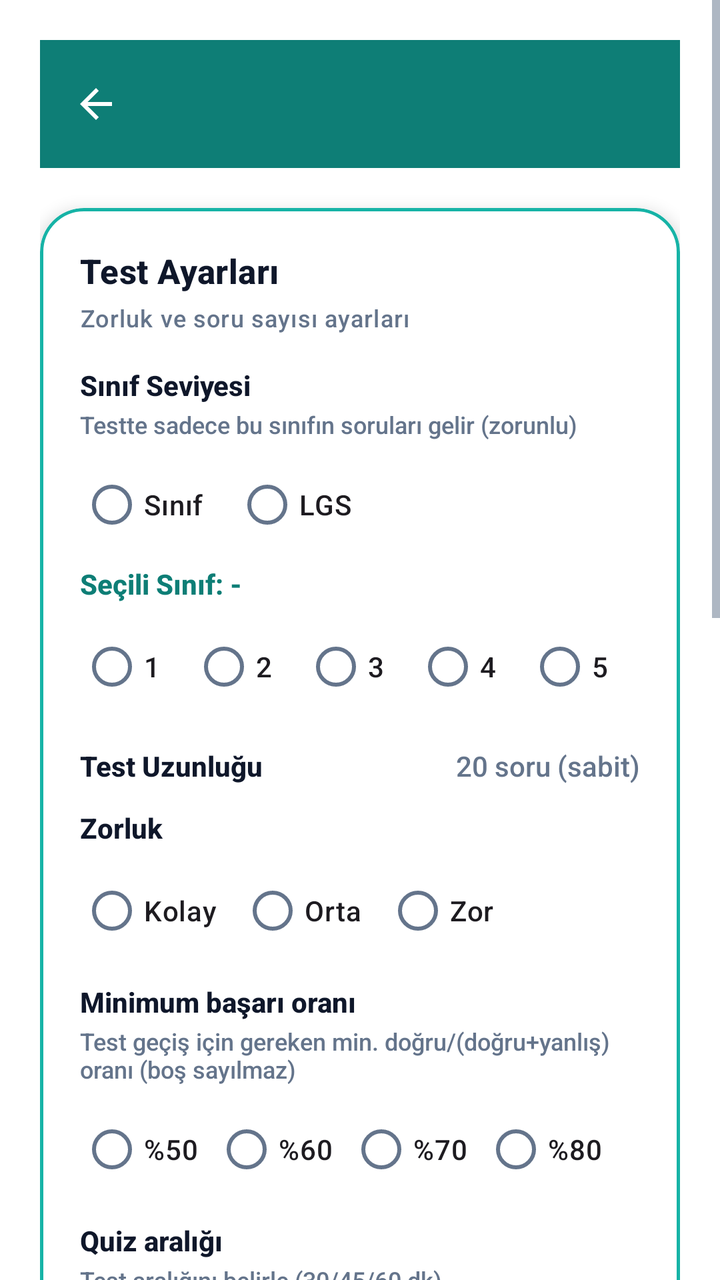
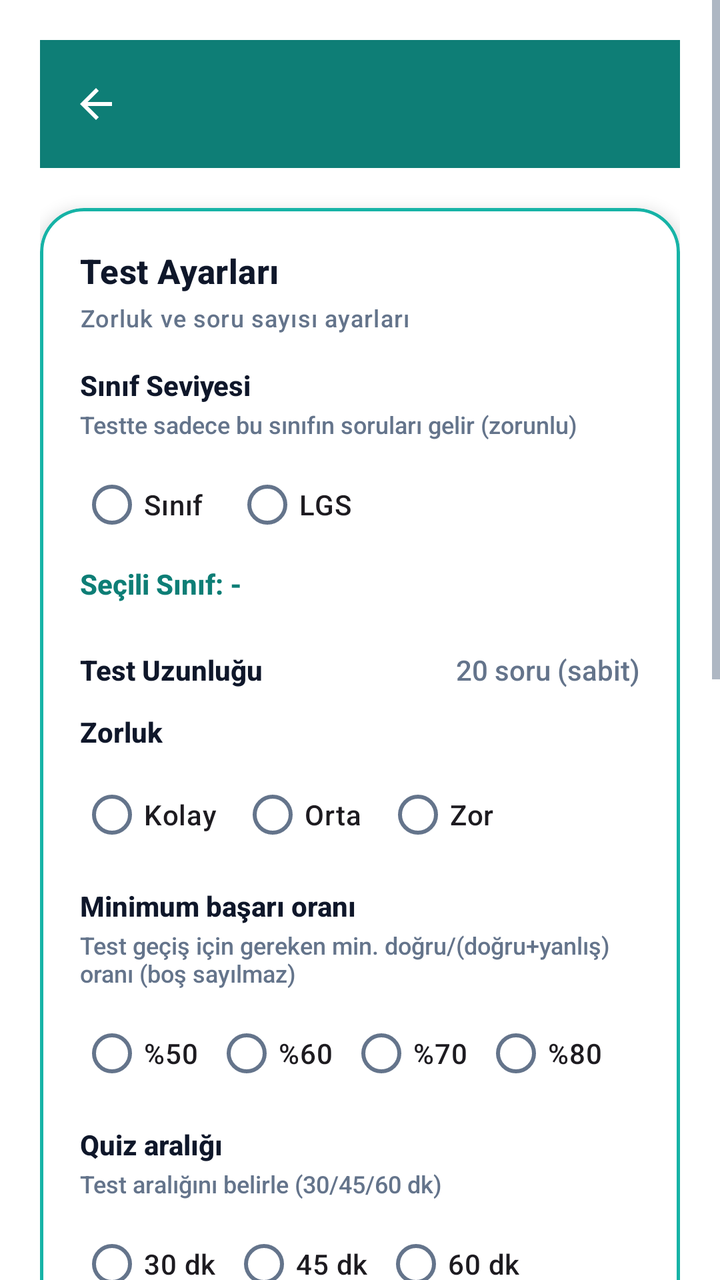

Screens rendered from an Android XML layout before and after an edit, with the pre-edit source and the edit as a unified diff.
<!-- AndroidManifest.xml: application theme Theme.BrainBuddy -->
<!-- res/layout/activity_test_settings.xml -->
<?xml version="1.0" encoding="utf-8"?>
<ScrollView xmlns:android="http://schemas.android.com/apk/res/android"
    xmlns:app="http://schemas.android.com/apk/res-auto"
    android:layout_width="match_parent"
    android:layout_height="match_parent"
    android:fillViewport="true"
    android:background="@color/white">

    <LinearLayout
        android:layout_width="match_parent"
        android:layout_height="wrap_content"
        android:orientation="vertical"
        android:padding="20dp">

        
        <com.google.android.material.appbar.MaterialToolbar
            android:id="@+id/toolbar"
            android:layout_width="match_parent"
            android:layout_height="?attr/actionBarSize"
            android:background="@color/bb_turquoise_dark"
            app:titleTextColor="@color/white"
            app:navigationIcon="?attr/homeAsUpIndicator"
            app:navigationIconTint="@color/white" />

        
        <com.google.android.material.card.MaterialCardView
            android:id="@+id/cardTestSettings"
            style="@style/Widget.BrainBuddy.AppCardWhite"
            android:layout_width="match_parent"
            android:layout_height="wrap_content"
            android:layout_marginTop="20dp">

            <LinearLayout
                android:layout_width="match_parent"
                android:layout_height="wrap_content"
                android:orientation="vertical"
                android:padding="20dp">

                <TextView
                    android:layout_width="match_parent"
                    android:layout_height="wrap_content"
                    android:text="@string/settings_test_settings"
                    android:textAppearance="@style/TextAppearance.BrainBuddy.AppTitle" />

                <TextView
                    android:layout_width="match_parent"
                    android:layout_height="wrap_content"
                    android:layout_marginTop="4dp"
                    android:text="@string/settings_test_sub"
                    android:textAppearance="@style/TextAppearance.BrainBuddy.AppSubtitle" />

                
                <LinearLayout
                    android:layout_width="match_parent"
                    android:layout_height="wrap_content"
                    android:layout_marginTop="16dp"
                    android:orientation="vertical">

                    <TextView
                        android:layout_width="match_parent"
                        android:layout_height="wrap_content"
                        android:text="@string/settings_grade_level"
                        android:textSize="14sp"
                        android:textStyle="bold"
                        android:textColor="@color/bb_text" />

                    <TextView
                        android:layout_width="match_parent"
                        android:layout_height="wrap_content"
                        android:layout_marginTop="2dp"
                        android:text="@string/settings_grade_level_sub"
                        android:textSize="12sp"
                        android:textColor="@color/bb_text_muted" />

                    
                    <RadioGroup
                        android:id="@+id/testModeGroup"
                        android:layout_width="match_parent"
                        android:layout_height="wrap_content"
                        android:layout_marginTop="8dp"
                        android:orientation="horizontal">

                        <RadioButton
                            android:id="@+id/testModeGrade"
                            android:layout_width="wrap_content"
                            android:layout_height="wrap_content"
                            android:text="Sınıf"
                            android:textSize="14sp" />

                        <RadioButton
                            android:id="@+id/testModeLGS"
                            android:layout_width="wrap_content"
                            android:layout_height="wrap_content"
                            android:layout_marginStart="16dp"
                            android:text="LGS"
                            android:textSize="14sp" />
                    </RadioGroup>

                    <TextView
                        android:id="@+id/tvSelectedGrade"
                        android:layout_width="match_parent"
                        android:layout_height="wrap_content"
                        android:layout_marginTop="6dp"
                        android:text="@string/grade_selected_none"
                        android:textSize="14sp"
                        android:textStyle="bold"
                        android:textColor="@color/bb_turquoise_dark" />

                    <RadioGroup
                        android:id="@+id/testGradeGroup"
                        android:layout_width="match_parent"
                        android:layout_height="wrap_content"
                        android:layout_marginTop="8dp"
                        android:orientation="horizontal"
                        android:visibility="visible">

                        <RadioButton
                            android:id="@+id/testGrade1"
                            android:layout_width="wrap_content"
                            android:layout_height="wrap_content"
                            android:text="1"
                            android:textSize="14sp" />

                        <RadioButton
                            android:id="@+id/testGrade2"
                            android:layout_width="wrap_content"
                            android:layout_height="wrap_content"
                            android:layout_marginStart="8dp"
                            android:text="2"
                            android:textSize="14sp" />

                        <RadioButton
                            android:id="@+id/testGrade3"
                            android:layout_width="wrap_content"
                            android:layout_height="wrap_content"
                            android:layout_marginStart="8dp"
                            android:text="3"
                            android:textSize="14sp" />

                        <RadioButton
                            android:id="@+id/testGrade4"
                            android:layout_width="wrap_content"
                            android:layout_height="wrap_content"
                            android:layout_marginStart="8dp"
                            android:text="4"
                            android:textSize="14sp" />

                        <RadioButton
                            android:id="@+id/testGrade5"
                            android:layout_width="wrap_content"
                            android:layout_height="wrap_content"
                            android:layout_marginStart="8dp"
                            android:text="5"
                            android:textSize="14sp" />

                        <RadioButton
                            android:id="@+id/testGrade6"
                            android:layout_width="wrap_content"
                            android:layout_height="wrap_content"
                            android:layout_marginStart="8dp"
                            android:text="6"
                            android:textSize="14sp" />

                        <RadioButton
                            android:id="@+id/testGrade7"
                            android:layout_width="wrap_content"
                            android:layout_height="wrap_content"
                            android:layout_marginStart="8dp"
                            android:text="7"
                            android:textSize="14sp" />
                    </RadioGroup>
                </LinearLayout>

                
                <LinearLayout
                    android:layout_width="match_parent"
                    android:layout_height="wrap_content"
                    android:layout_marginTop="16dp"
                    android:orientation="horizontal"
                    android:gravity="center_vertical">

                    <TextView
                        android:layout_width="0dp"
                        android:layout_height="wrap_content"
                        android:layout_weight="1"
                        android:text="Test Uzunluğu"
                        android:textSize="14sp"
                        android:textStyle="bold"
                        android:textColor="@color/bb_text" />

                    <TextView
                        android:layout_width="wrap_content"
                        android:layout_height="wrap_content"
                        android:text="20 soru (sabit)"
                        android:textSize="14sp"
                        android:textColor="@color/bb_text_muted" />
                </LinearLayout>

                
                <LinearLayout
                    android:layout_width="match_parent"
                    android:layout_height="wrap_content"
                    android:layout_marginTop="12dp"
                    android:orientation="vertical">

                    <TextView
                        android:layout_width="match_parent"
                        android:layout_height="wrap_content"
                        android:text="Zorluk"
                        android:textSize="14sp"
                        android:textStyle="bold"
                        android:textColor="@color/bb_text" />

                    <RadioGroup
                        android:id="@+id/testDifficultyGroup"
                        android:layout_width="match_parent"
                        android:layout_height="wrap_content"
                        android:layout_marginTop="8dp"
                        android:orientation="horizontal">

                        <RadioButton
                            android:id="@+id/testDiffEasy"
                            android:layout_width="wrap_content"
                            android:layout_height="wrap_content"
                            android:text="Kolay"
                            android:textSize="14sp" />

                        <RadioButton
                            android:id="@+id/testDiffMedium"
                            android:layout_width="wrap_content"
                            android:layout_height="wrap_content"
                            android:layout_marginStart="12dp"
                            android:text="Orta"
                            android:textSize="14sp" />

                        <RadioButton
                            android:id="@+id/testDiffHard"
                            android:layout_width="wrap_content"
                            android:layout_height="wrap_content"
                            android:layout_marginStart="12dp"
                            android:text="Zor"
                            android:textSize="14sp" />
                    </RadioGroup>
                </LinearLayout>

                
                <LinearLayout
                    android:layout_width="match_parent"
                    android:layout_height="wrap_content"
                    android:layout_marginTop="12dp"
                    android:orientation="vertical">

                    <TextView
                        android:layout_width="match_parent"
                        android:layout_height="wrap_content"
                        android:text="@string/settings_min_success_rate"
                        android:textSize="14sp"
                        android:textStyle="bold"
                        android:textColor="@color/bb_text" />

                    <TextView
                        android:layout_width="match_parent"
                        android:layout_height="wrap_content"
                        android:layout_marginTop="2dp"
                        android:text="@string/settings_min_success_rate_sub"
                        android:textSize="12sp"
                        android:textColor="@color/bb_text_muted" />

                    <RadioGroup
                        android:id="@+id/testSuccessRateGroup"
                        android:layout_width="match_parent"
                        android:layout_height="wrap_content"
                        android:layout_marginTop="8dp"
                        android:orientation="horizontal">

                        <RadioButton
                            android:id="@+id/testSuccessRate50"
                            android:layout_width="wrap_content"
                            android:layout_height="wrap_content"
                            android:text="@string/success_rate_50"
                            android:textSize="14sp" />

                        <RadioButton
                            android:id="@+id/testSuccessRate60"
                            android:layout_width="wrap_content"
                            android:layout_height="wrap_content"
                            android:layout_marginStart="8dp"
                            android:text="@string/success_rate_60"
                            android:textSize="14sp" />

                        <RadioButton
                            android:id="@+id/testSuccessRate70"
                            android:layout_width="wrap_content"
                            android:layout_height="wrap_content"
                            android:layout_marginStart="8dp"
                            android:text="@string/success_rate_70"
                            android:textSize="14sp" />

                        <RadioButton
                            android:id="@+id/testSuccessRate80"
                            android:layout_width="wrap_content"
                            android:layout_height="wrap_content"
                            android:layout_marginStart="8dp"
                            android:text="@string/success_rate_80"
                            android:textSize="14sp" />
                    </RadioGroup>
                </LinearLayout>

                
                <LinearLayout
                    android:layout_width="match_parent"
                    android:layout_height="wrap_content"
                    android:layout_marginTop="12dp"
                    android:orientation="vertical">

                    <TextView
                        android:layout_width="match_parent"
                        android:layout_height="wrap_content"
                        android:text="@string/settings_quiz_interval"
                        android:textSize="14sp"
                        android:textStyle="bold"
                        android:textColor="@color/bb_text" />

                    <TextView
                        android:layout_width="match_parent"
                        android:layout_height="wrap_content"
                        android:layout_marginTop="2dp"
                        android:text="@string/settings_quiz_interval_sub"
                        android:textSize="12sp"
                        android:textColor="@color/bb_text_muted" />

                    <RadioGroup
                        android:id="@+id/testQuizIntervalGroup"
                        android:layout_width="match_parent"
                        android:layout_height="wrap_content"
                        android:layout_marginTop="8dp"
                        android:orientation="horizontal">

                        <RadioButton
                            android:id="@+id/testInterval30"
                            android:layout_width="wrap_content"
                            android:layout_height="wrap_content"
                            android:text="@string/interval_30"
                            android:textSize="14sp" />

                        <RadioButton
                            android:id="@+id/testInterval45"
                            android:layout_width="wrap_content"
                            android:layout_height="wrap_content"
                            android:layout_marginStart="8dp"
                            android:text="@string/interval_45"
                            android:textSize="14sp" />

                        <RadioButton
                            android:id="@+id/testInterval60"
                            android:layout_width="wrap_content"
                            android:layout_height="wrap_content"
                            android:layout_marginStart="8dp"
                            android:text="@string/interval_60"
                            android:textSize="14sp" />
                    </RadioGroup>
                </LinearLayout>
            </LinearLayout>
        </com.google.android.material.card.MaterialCardView>

        
        <com.google.android.material.card.MaterialCardView
            android:id="@+id/cardPacks"
            style="@style/Widget.BrainBuddy.AppCardWhite"
            android:layout_width="match_parent"
            android:layout_height="wrap_content"
            android:layout_marginTop="16dp">

            <LinearLayout
                android:layout_width="match_parent"
                android:layout_height="wrap_content"
                android:orientation="vertical"
                android:padding="20dp">

                <TextView
                    android:layout_width="match_parent"
                    android:layout_height="wrap_content"
                    android:text="@string/parent_question_packs"
                    android:textAppearance="@style/TextAppearance.BrainBuddy.AppTitle" />

                <TextView
                    android:layout_width="match_parent"
                    android:layout_height="wrap_content"
                    android:layout_marginTop="4dp"
                    android:text="@string/parent_question_packs_sub"
                    android:textAppearance="@style/TextAppearance.BrainBuddy.AppSubtitle" />

                <LinearLayout
                    android:layout_width="match_parent"
                    android:layout_height="wrap_content"
                    android:layout_marginTop="16dp"
                    android:orientation="horizontal"
                    android:gravity="center_vertical">

                    <LinearLayout
                        android:layout_width="0dp"
                        android:layout_height="wrap_content"
                        android:layout_weight="1"
                        android:orientation="vertical">

                        <TextView
                            android:layout_width="match_parent"
                            android:layout_height="wrap_content"
                            android:text="@string/settings_exam_packs"
                            android:textSize="14sp"
                            android:textStyle="bold"
                            android:textColor="@color/bb_text" />

                        <TextView
                            android:layout_width="match_parent"
                            android:layout_height="wrap_content"
                            android:layout_marginTop="2dp"
                            android:text="@string/settings_exam_packs_sub"
                            android:textSize="12sp"
                            android:textColor="@color/bb_text_muted" />
                    </LinearLayout>

                    <com.google.android.material.button.MaterialButton
                        android:id="@+id/btnExamPacks"
                        style="@style/BBButtonAlt"
                        android:layout_width="wrap_content"
                        android:layout_height="wrap_content"
                        android:text="Paketleri Yönet"
                        android:minWidth="0dp"
                        android:minHeight="0dp"
                        android:paddingHorizontal="16dp" />
                </LinearLayout>

                <com.google.android.material.button.MaterialButton
                    android:id="@+id/btnPoolStatus"
                    style="@style/BBButtonAlt"
                    android:layout_width="match_parent"
                    android:layout_height="wrap_content"
                    android:layout_marginTop="12dp"
                    android:text="@string/pool_status_button"
                    android:textAllCaps="false" />
            </LinearLayout>
        </com.google.android.material.card.MaterialCardView>

        
        <com.google.android.material.card.MaterialCardView
            android:id="@+id/cardEducation"
            style="@style/Widget.BrainBuddy.AppCardWhite"
            android:layout_width="match_parent"
            android:layout_height="wrap_content"
            android:layout_marginTop="16dp"
            android:layout_marginBottom="24dp">

            <LinearLayout
                android:layout_width="match_parent"
                android:layout_height="wrap_content"
                android:orientation="vertical"
                android:padding="20dp">

                <TextView
                    android:layout_width="match_parent"
                    android:layout_height="wrap_content"
                    android:text="@string/settings_section_education"
                    android:textAppearance="@style/TextAppearance.BrainBuddy.AppTitle" />

                <TextView
                    android:layout_width="match_parent"
                    android:layout_height="wrap_content"
                    android:layout_marginTop="4dp"
                    android:text="Test dışı modüller ve pratik kısayollar"
                    android:textAppearance="@style/TextAppearance.BrainBuddy.AppSubtitle" />

                
                <com.google.android.material.button.MaterialButton
                    android:id="@+id/btnJuniorModule"
                    style="@style/BB.Button"
                    android:layout_width="match_parent"
                    android:layout_height="wrap_content"
                    android:layout_marginTop="16dp"
                    android:text="@string/settings_junior_title"
                    android:textAllCaps="false" />

                
                <com.google.android.material.button.MaterialButton
                    android:id="@+id/btnMiniTest"
                    style="@style/BBButtonAlt"
                    android:layout_width="match_parent"
                    android:layout_height="wrap_content"
                    android:layout_marginTop="12dp"
                    android:text="@string/btn_practice"
                    android:textAllCaps="false" />

                
                <com.google.android.material.button.MaterialButton
                    android:id="@+id/btnWorkOnWrongs"
                    style="@style/BBButtonAlt"
                    android:layout_width="match_parent"
                    android:layout_height="wrap_content"
                    android:layout_marginTop="12dp"
                    android:text="@string/parent_review_wrong"
                    android:textAllCaps="false" />
            </LinearLayout>
        </com.google.android.material.card.MaterialCardView>
    </LinearLayout>
</ScrollView>
<!-- resources referenced by this layout -->
<resources>
  <color name="bb_text">@color/textPrimary</color>
  <color name="bb_text_muted">@color/textSecondary</color>
  <color name="bb_turquoise_dark">@color/emeraldDark</color>
  <color name="white">#FFFFFF</color>
  <string name="btn_practice">Pratik Yap (Mini Test)</string>
  <string name="grade_selected_none">Seçili Sınıf: -</string>
  <string name="interval_30">30 dk</string>
  <string name="interval_45">45 dk</string>
  <string name="interval_60">60 dk</string>
  <string name="parent_question_packs">Soru Paketleri</string>
  <string name="parent_question_packs_sub">LGS / TYT / AYT / 1–7. sınıf</string>
  <string name="parent_review_wrong">Yanlış Cevapları İncele</string>
  <string name="pool_status_button">Havuz Durumu (6. Sınıf)</string>
  <string name="settings_exam_packs">Sınav Paketleri (LGS/TYT/AYT)</string>
  <string name="settings_exam_packs_sub">LGS, TYT, AYT sınav paketleri</string>
  <string name="settings_grade_level">Sınıf Seviyesi</string>
  <string name="settings_grade_level_sub">Testte sadece bu sınıfın soruları gelir (zorunlu)</string>
  <string name="settings_junior_title">BrainBuddy Junior</string>
  <string name="settings_min_success_rate">Minimum başarı oranı</string>
  <string name="settings_min_success_rate_sub">Test geçiş için gereken min. doğru/(doğru+yanlış) oranı (boş sayılmaz)</string>
  <string name="settings_quiz_interval">Quiz aralığı</string>
  <string name="settings_quiz_interval_sub">Test aralığını belirle (30/45/60 dk)</string>
  <string name="settings_section_education">🎓 Öğrenci &amp; Eğitim</string>
  <string name="settings_test_settings">Test Ayarları</string>
  <string name="settings_test_sub">Zorluk ve soru sayısı ayarları</string>
  <string name="success_rate_50">%50</string>
  <string name="success_rate_60">%60</string>
  <string name="success_rate_70">%70</string>
  <string name="success_rate_80">%80</string>
  <style name="BB.Button" parent="BBButton" />
  <style name="TextAppearance.BrainBuddy.AppSubtitle" parent="TextAppearance.Material3.BodySmall">
          <item name="android:textSize">12sp</item>
          <item name="android:textColor">@color/app_subtitle</item>
      </style>
  <style name="TextAppearance.BrainBuddy.AppTitle" parent="TextAppearance.Material3.TitleMedium">
          <item name="android:textSize">17sp</item>
          <item name="android:textStyle">bold</item>
          <item name="android:textColor">@color/app_title</item>
      </style>
  <color name="textPrimary">#0F172A</color>
  <color name="textSecondary">#64748B</color>
  <color name="emeraldDark">#0E7E76</color>
  <color name="app_subtitle">@color/textSecondary</color>
  <color name="app_title">@color/textPrimary</color>
  <dimen name="app_card_radius">22dp</dimen>
  <dimen name="app_card_elevation">5dp</dimen>
  <color name="emerald_primary">@color/emerald</color>
  <dimen name="app_card_stroke_width">1.5dp</dimen>
  <color name="bb_primary">@color/emerald</color>
  <color name="bb_secondary">@color/emeraldDark</color>
  <color name="bb_accent">@color/emerald</color>
  <color name="black">#000000</color>
  <color name="bb_error">@color/danger</color>
  <color name="bb_bg">@color/emeraldSoft</color>
  <color name="bb_surface_container">@color/emerald_surface</color>
  <color name="bb_outline_variant">@color/emerald_primary</color>
  <color name="emerald_light">@color/emeraldSoft</color>
  <color name="emerald_dark">@color/emeraldDark</color>
  <!-- drawable bg_gradient (drawable) -->
  <?xml version="1.0" encoding="utf-8"?>
  <layer-list xmlns:android="http://schemas.android.com/apk/res/android">
      <item>
          <shape>
              <gradient
                  android:angle="270"
                  android:startColor="@color/emerald_light"
                  android:endColor="@color/emerald_surface"/>
          </shape>
      </item>
  </layer-list>
  <color name="emerald">#16B3A6</color>
  <color name="danger">#EF4444</color>
  <color name="emeraldSoft">#E6FAF7</color>
  <color name="emerald_surface">#F5FFFD</color>
  <!-- unchanged entries left out for length: 4 -->
</resources>

<!-- the commit's change to res/layout/activity_test_settings.xml (unified diff, before → after) -->
@@ -106,69 +106,16 @@
                         android:textStyle="bold"
                         android:textColor="@color/bb_turquoise_dark" />
 
-                    <RadioGroup
-                        android:id="@+id/testGradeGroup"
+                    <com.google.android.material.chip.ChipGroup
+                        android:id="@+id/testGradeChipGroup"
                         android:layout_width="match_parent"
                         android:layout_height="wrap_content"
                         android:layout_marginTop="8dp"
-                        android:orientation="horizontal"
-                        android:visibility="visible">
-
-                        <RadioButton
-                            android:id="@+id/testGrade1"
-                            android:layout_width="wrap_content"
-                            android:layout_height="wrap_content"
-                            android:text="1"
-                            android:textSize="14sp" />
-
-                        <RadioButton
-                            android:id="@+id/testGrade2"
-                            android:layout_width="wrap_content"
-                            android:layout_height="wrap_content"
-                            android:layout_marginStart="8dp"
-                            android:text="2"
-                            android:textSize="14sp" />
-
-                        <RadioButton
-                            android:id="@+id/testGrade3"
-                            android:layout_width="wrap_content"
-                            android:layout_height="wrap_content"
-                            android:layout_marginStart="8dp"
-                            android:text="3"
-                            android:textSize="14sp" />
-
-                        <RadioButton
-                            android:id="@+id/testGrade4"
-                            android:layout_width="wrap_content"
-                            android:layout_height="wrap_content"
-                            android:layout_marginStart="8dp"
-                            android:text="4"
-                            android:textSize="14sp" />
-
-                        <RadioButton
-                            android:id="@+id/testGrade5"
-                            android:layout_width="wrap_content"
-                            android:layout_height="wrap_content"
-                            android:layout_marginStart="8dp"
-                            android:text="5"
-                            android:textSize="14sp" />
-
-                        <RadioButton
-                            android:id="@+id/testGrade6"
-                            android:layout_width="wrap_content"
-                            android:layout_height="wrap_content"
-                            android:layout_marginStart="8dp"
-                            android:text="6"
-                            android:textSize="14sp" />
-
-                        <RadioButton
-                            android:id="@+id/testGrade7"
-                            android:layout_width="wrap_content"
-                            android:layout_height="wrap_content"
-                            android:layout_marginStart="8dp"
-                            android:text="7"
-                            android:textSize="14sp" />
-                    </RadioGroup>
+                        app:singleSelection="true"
+                        app:selectionRequired="false"
+                        app:chipSpacingHorizontal="8dp"
+                        app:chipSpacingVertical="8dp"
+                        app:singleLine="false" />
                 </LinearLayout>
 
                 
@@ -472,16 +419,6 @@
 
                 
                 <com.google.android.material.button.MaterialButton
-                    android:id="@+id/btnJuniorModule"
-                    style="@style/BB.Button"
-                    android:layout_width="match_parent"
-                    android:layout_height="wrap_content"
-                    android:layout_marginTop="16dp"
-                    android:text="@string/settings_junior_title"
-                    android:textAllCaps="false" />
-
-                
-                <com.google.android.material.button.MaterialButton
                     android:id="@+id/btnMiniTest"
                     style="@style/BBButtonAlt"
                     android:layout_width="match_parent"
<!-- resource entries referenced after the edit -->
@@ -17,7 +17,6 @@
   <string name="settings_exam_packs_sub">LGS, TYT, AYT sınav paketleri</string>
   <string name="settings_grade_level">Sınıf Seviyesi</string>
   <string name="settings_grade_level_sub">Testte sadece bu sınıfın soruları gelir (zorunlu)</string>
-  <string name="settings_junior_title">BrainBuddy Junior</string>
   <string name="settings_min_success_rate">Minimum başarı oranı</string>
   <string name="settings_min_success_rate_sub">Test geçiş için gereken min. doğru/(doğru+yanlış) oranı (boş sayılmaz)</string>
   <string name="settings_quiz_interval">Quiz aralığı</string>
@@ -29,7 +28,6 @@
   <string name="success_rate_60">%60</string>
   <string name="success_rate_70">%70</string>
   <string name="success_rate_80">%80</string>
-  <style name="BB.Button" parent="BBButton" />
   <style name="TextAppearance.BrainBuddy.AppSubtitle" parent="TextAppearance.Material3.BodySmall">
           <item name="android:textSize">12sp</item>
           <item name="android:textColor">@color/app_subtitle</item>
